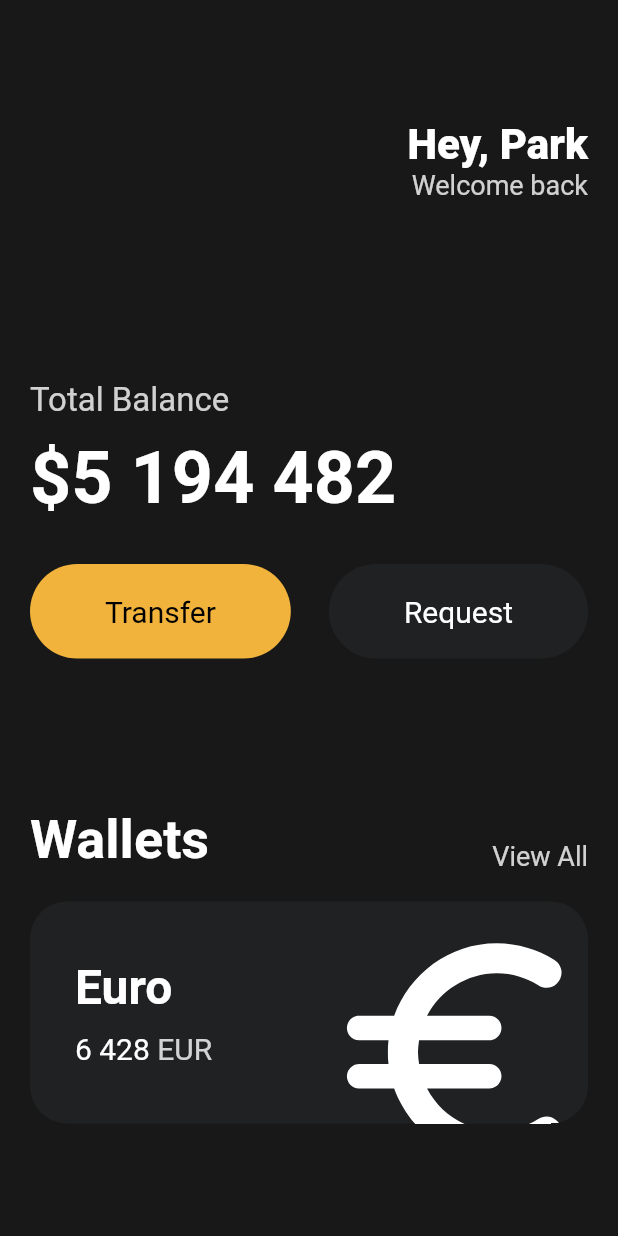
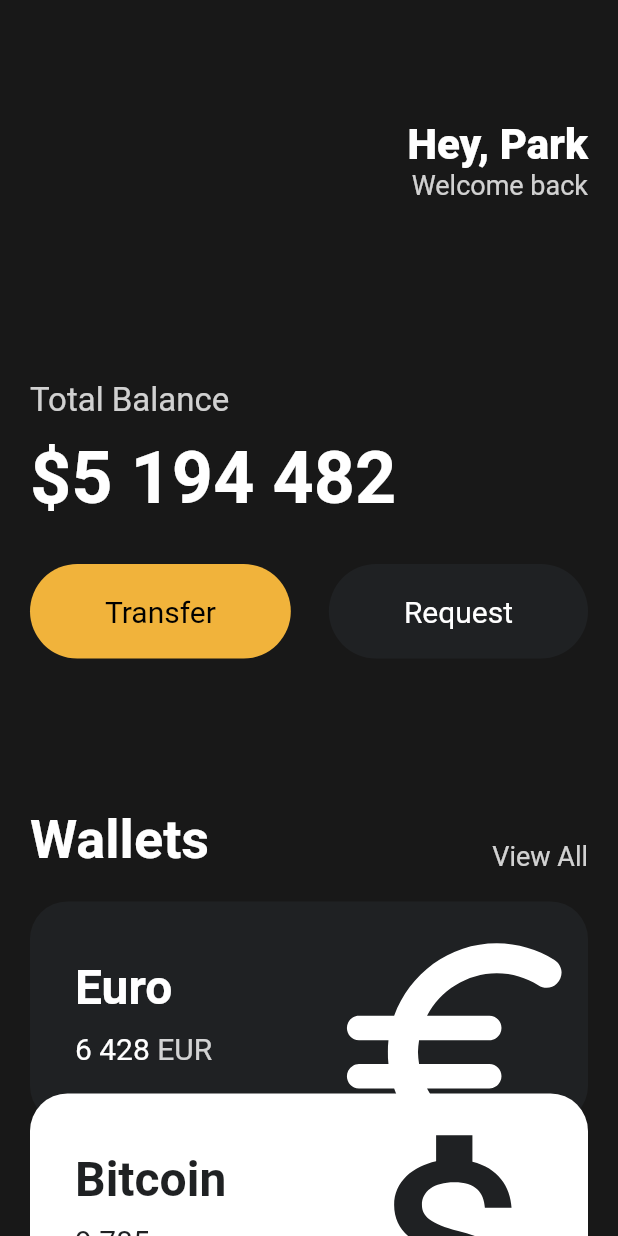
Before and after one commit to ParkJong-Hun/Toonflix, a Flutter app: the screen it shows after launch, on a phone screen of 412 x 824 dp. Run offline on Flutter 3.47's test engine with Material 2 defaults, Android fonts, the phone set to English and light mode, and no system bars.

Commit message:
feat: add currency card component, use scroll view

```diff
--- a/lib/main.dart
+++ b/lib/main.dart
@@ -1,6 +1,7 @@
 import 'package:flutter/material.dart';
+import 'package:toonflix/widgets/currency-card.dart';
 
-import 'button/button.dart';
+import 'widgets/button.dart';
 
 void main() {
   runApp(App());
@@ -12,7 +13,8 @@ class App extends StatelessWidget {
     return MaterialApp(
       home: Scaffold(
         backgroundColor: Color(0xFF181818),
-        body: Padding(
+        body: SingleChildScrollView(
+          child: Padding(
             padding: EdgeInsets.symmetric(horizontal: 20),
             child: Column(
               crossAxisAlignment: CrossAxisAlignment.start,
@@ -115,72 +117,38 @@ class App extends StatelessWidget {
                 SizedBox(
                   height: 20,
                 ),
-              Container(
-                clipBehavior: Clip.hardEdge,
-                decoration: BoxDecoration(
-                  color: Color(0xFF1F2123),
-                  borderRadius: BorderRadius.circular(25),
+                CurrencyCard(
+                  name: 'Euro',
+                  code: 'EUR',
+                  amount: '6 428',
+                  icon: Icons.euro_rounded,
+                  isInverted: false,
                 ),
-                child: Padding(
-                  padding: const EdgeInsets.all(30),
-                  child: Row(
-                    mainAxisAlignment: MainAxisAlignment.spaceBetween,
-                    children: [
-                      Column(
-                        crossAxisAlignment: CrossAxisAlignment.start,
-                        children: [
-                          Text(
-                            "Euro",
-                            style: TextStyle(
-                              color: Colors.white,
-                              fontSize: 32,
-                              fontWeight: FontWeight.w600,
+                Transform.translate(
+                  offset: Offset(0, -20),
+                  child: CurrencyCard(
+                    name: 'Bitcoin',
+                    code: 'BTC',
+                    amount: '9 785',
+                    icon: Icons.attach_money_outlined,
+                    isInverted: true,
                   ),
                 ),
-                          SizedBox(
-                            height: 10,
-                          ),
-                          Row(
-                            children: [
-                              Text(
-                                '6 428',
-                                style: TextStyle(
-                                  color: Colors.white,
-                                  fontSize: 20,
-                                ),
-                              ),
-                              SizedBox(
-                                width: 5,
-                              ),
-                              Text(
-                                'EUR',
-                                style: TextStyle(
-                                  color: Colors.white.withOpacity(0.8),
-                                  fontSize: 20,
-                                ),
-                              ),
-                            ],
-                          ),
-                        ],
-                      ),
-                      Transform.scale(
-                          scale: 2.2,
-                          child: Transform.translate(
-                            offset: Offset(-5, 12),
-                            child: const Icon(
-                              Icons.euro_rounded,
-                              color: Colors.white,
-                              size: 88,
-                            ),
-                          ))
-                    ],
-                  ),
+                Transform.translate(
+                  offset: Offset(0, -40),
+                  child: CurrencyCard(
+                    name: 'Dollar',
+                    code: 'USD',
+                    amount: '55 622',
+                    icon: Icons.attach_money_outlined,
+                    isInverted: false,
                   ),
                 ),
               ],
             ),
           ),
         ),
+      ),
     );
   }
 }
--- /dev/null
+++ b/lib/widgets/currency-card.dart
@@ -0,0 +1,84 @@
+import 'package:flutter/cupertino.dart';
+import 'package:flutter/material.dart';
+
+class CurrencyCard extends StatelessWidget {
+  final String name, code, amount;
+  final IconData icon;
+  final bool isInverted;
+
+  final _blackColor = Color(0xFF1F2123);
+
+  CurrencyCard({
+    required this.name,
+    required this.code,
+    required this.amount,
+    required this.icon,
+    required this.isInverted,
+  });
+
+  @override
+  Widget build(BuildContext context) {
+    return Container(
+      clipBehavior: Clip.hardEdge,
+      decoration: BoxDecoration(
+        color: isInverted ? Colors.white : _blackColor,
+        borderRadius: BorderRadius.circular(25),
+      ),
+      child: Padding(
+        padding: const EdgeInsets.all(30),
+        child: Row(
+          mainAxisAlignment: MainAxisAlignment.spaceBetween,
+          children: [
+            Column(
+              crossAxisAlignment: CrossAxisAlignment.start,
+              children: [
+                Text(
+                  name,
+                  style: TextStyle(
+                    color: isInverted ? _blackColor : Colors.white,
+                    fontSize: 32,
+                    fontWeight: FontWeight.w600,
+                  ),
+                ),
+                SizedBox(
+                  height: 10,
+                ),
+                Row(
+                  children: [
+                    Text(
+                      amount,
+                      style: TextStyle(
+                        color: isInverted ? _blackColor : Colors.white,
+                        fontSize: 20,
+                      ),
+                    ),
+                    SizedBox(
+                      width: 5,
+                    ),
+                    Text(
+                      code,
+                      style: TextStyle(
+                        color: Colors.white.withOpacity(0.8),
+                        fontSize: 20,
+                      ),
+                    ),
+                  ],
+                ),
+              ],
+            ),
+            Transform.scale(
+                scale: 2.2,
+                child: Transform.translate(
+                  offset: Offset(-5, 12),
+                  child: Icon(
+                    icon,
+                    color: isInverted ? _blackColor : Colors.white,
+                    size: 88,
+                  ),
+                ))
+          ],
+        ),
+      ),
+    );
+  }
+}
```
Also changed, not shown: lib/widgets/button.dart (renamed from lib/button/button.dart). Lines whose indentation alone changed are shown as unchanged.
